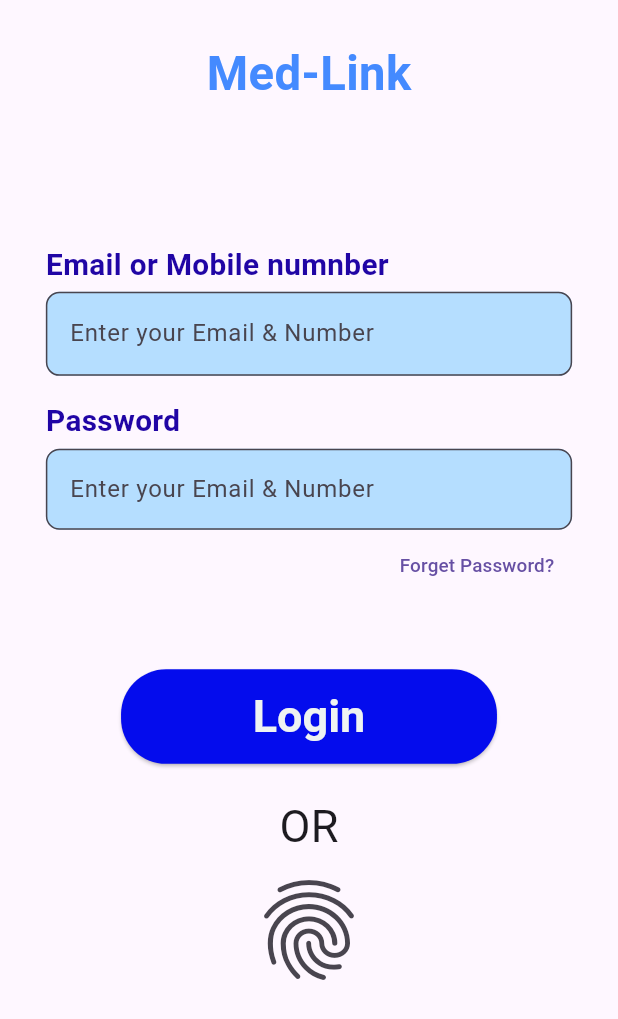
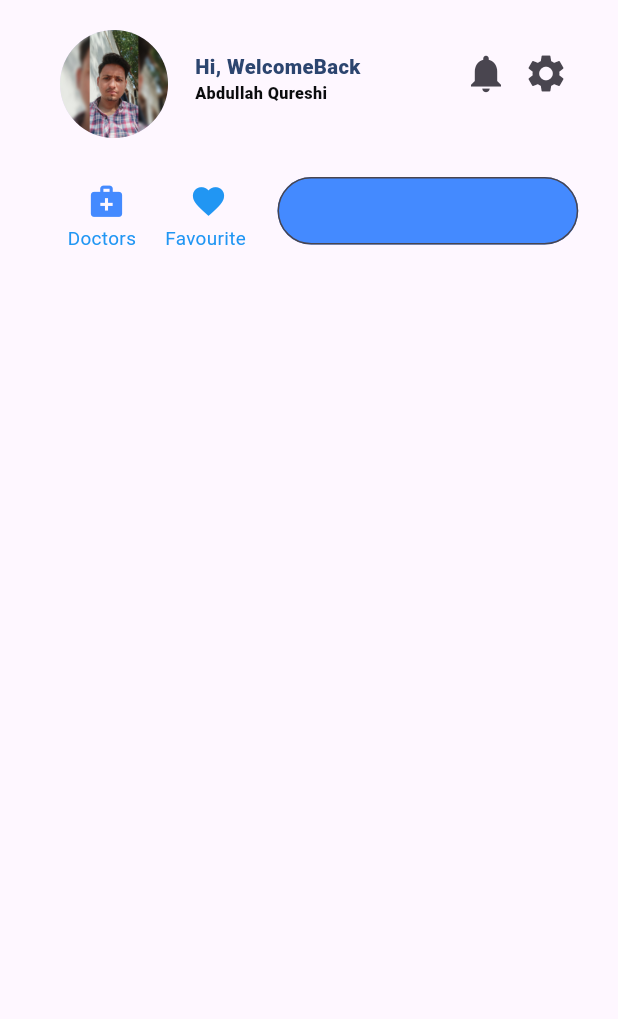
Before and after one commit to Abdullah-Qureshi-MSCS-2k20-02/Med--Link-, a Flutter app: the screen it shows after launch, on a phone screen of 412 x 824 dp. Shown: the top 1019 px of the screen. Run offline on Flutter 3.47's test engine with Material 3 defaults, Android fonts, the phone set to English and light mode, and no system bars; our stand-ins replace flutter_screenutil.

Commit message:
Home Page

```diff
--- /dev/null
+++ b/lib/home.dart
@@ -0,0 +1,157 @@
+import 'package:flutter/material.dart';
+import 'package:flutter_screenutil/flutter_screenutil.dart';
+
+class Homepage extends StatefulWidget {
+  const Homepage({super.key});
+
+  @override
+  State<Homepage> createState() => _HomepageState();
+}
+
+class _HomepageState extends State<Homepage> {
+  @override
+  Widget build(BuildContext context) {
+    return Scaffold(
+      body: SizedBox(
+        width: double.infinity,
+        height: double.infinity,
+        child: SafeArea(
+          child: Column(
+            //  mainAxisAlignment: MainAxisAlignment.center,
+            children: [
+              Row(
+                children: [
+                  Container(
+                    width: 410.w,
+                    height: 200.h,
+                    // color: const Color.fromARGB(255, 185, 225, 245),
+                    child: Stack(
+                      children: [
+                        Positioned(
+                          top: 20,
+                          left: 40,
+                          child: CircleAvatar(
+                            radius: 40.r,
+                            backgroundImage: AssetImage(
+                              "assests/images/ab.jpg",
+                            ),
+                          ),
+                        ),
+                        Positioned(
+                          left: 130,
+                          top: 35,
+                          child: Text(
+                            "Hi, WelcomeBack",
+                            style: TextStyle(
+                              fontSize: 15.sp,
+                              color: const Color.fromARGB(255, 44, 69, 111),
+                              fontWeight: FontWeight.w900,
+                            ),
+                          ),
+                        ),
+                        Positioned(
+                          left: 130,
+                          top: 55,
+                          child: Text(
+                            "Abdullah Qureshi",
+                            style: TextStyle(
+                              fontSize: 12.sp,
+                              color: const Color.fromARGB(255, 11, 12, 14),
+                              fontWeight: FontWeight.w900,
+                            ),
+                          ),
+                        ),
+                        Positioned(
+                          left: 300,
+                          top: 25,
+                          child: IconButton(
+                            iconSize: 30,
+                            onPressed: () {},
+                            icon: Icon(Icons.notifications),
+                          ),
+                        ),
+                        Positioned(
+                          left: 340,
+                          top: 25,
+                          child: IconButton(
+                            iconSize: 30,
+                            onPressed: () {},
+                            icon: Icon(Icons.settings),
+                          ),
+                        ),
+                        Positioned(
+                          top: 110,
+                          left: 47,
+                          child: IconButton(
+                            color: Colors.blueAccent,
+                            iconSize: 25,
+                            onPressed: () {},
+                            icon: Icon(Icons.medical_services),
+                          ),
+                        ),
+                        Positioned(
+                          top: 150,
+                          left: 45,
+                          child: Text(
+                            "Doctors",
+                            style: TextStyle(
+                              color: Colors.blue,
+                              fontSize: 14.sp,
+                            ),
+                          ),
+                        ),
+                        Positioned(
+                          top: 110,
+                          left: 115,
+                          child: IconButton(
+                            color: Colors.blue,
+                            iconSize: 25,
+                            onPressed: () {},
+                            icon: Icon(Icons.favorite),
+                          ),
+                        ),
+                        Positioned(
+                          top: 150,
+                          left: 110,
+                          child: Text(
+                            "Favourite",
+                            style: TextStyle(
+                              color: Colors.blue,
+                              fontSize: 14.sp,
+                            ),
+                          ),
+                        ),
+
+                        Positioned(
+                          left: 185,
+                          top: 118,
+                          child: Container(
+                            width: 200.w,
+                            height: 50.h,
+                            child: TextField(
+                              decoration: InputDecoration(
+                                border: OutlineInputBorder(
+                                  borderRadius: BorderRadius.circular(40),
+                                ),
+                                fillColor: Colors.blueAccent,
+                                filled: true,
+                              ),
+                            ),
+                          ),
+                        ),
+
+                        // Row(children: [TextField()]),
+                      ],
+                    ),
+                  ),
+
+                  //   Row(children: [Text("Hi Welcome back")]),
+                ],
+              ),
+            ],
+          ),
+        ),
+      ),
+    );
+  }
+}
--- a/lib/login.dart
+++ b/lib/login.dart
@@ -120,7 +120,7 @@ class _LoginState extends State<Login> {
                 ),
                 SizedBox(height: 50.h),
 
-                Container(
+                SizedBox(
                   width: 250.w,
                   height: 70.h,
                   child: ElevatedButton(
--- a/lib/main.dart
+++ b/lib/main.dart
@@ -1,6 +1,7 @@
 import 'package:flutter/material.dart';
 import 'package:flutter_screenutil/flutter_screenutil.dart';
 import 'package:medi_link/SplashScreen.dart';
+import 'package:medi_link/home.dart';
 import 'package:medi_link/login.dart';
 
 void main() {
@@ -48,7 +49,7 @@ class MyApp extends StatelessWidget {
         //     ),
         //   ),
       ),
-      home: const Login(),
+      home: const Homepage(),
     );
   }
 }
```
Also changed, not shown: assests/images/ab.jpg (added).
